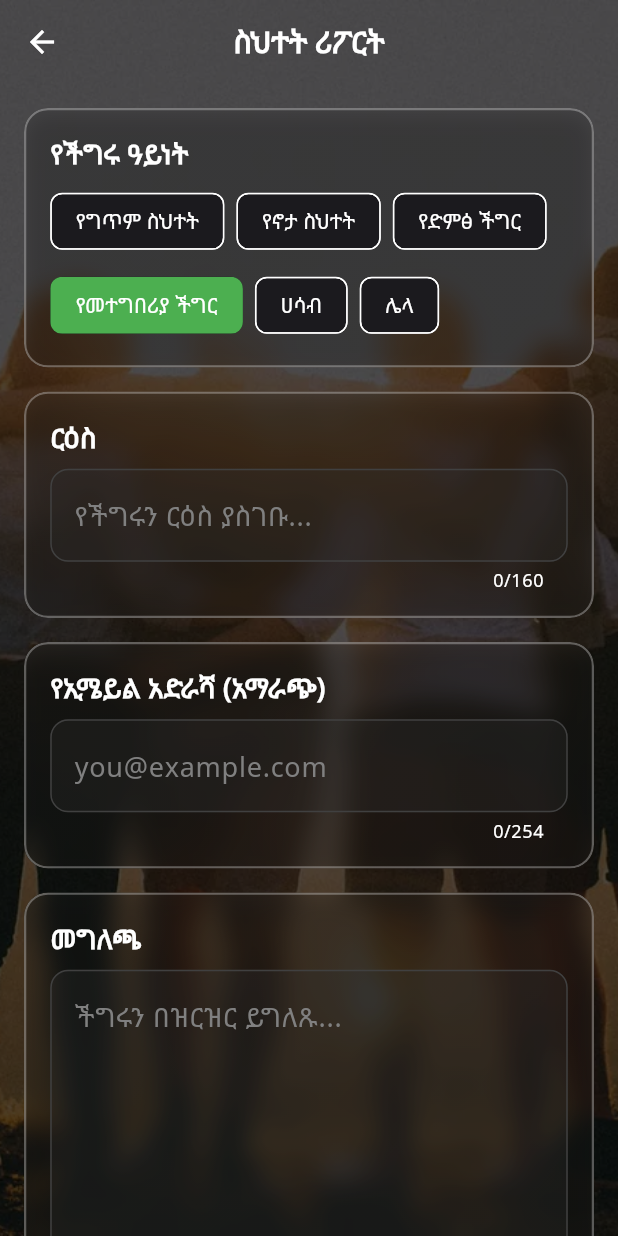
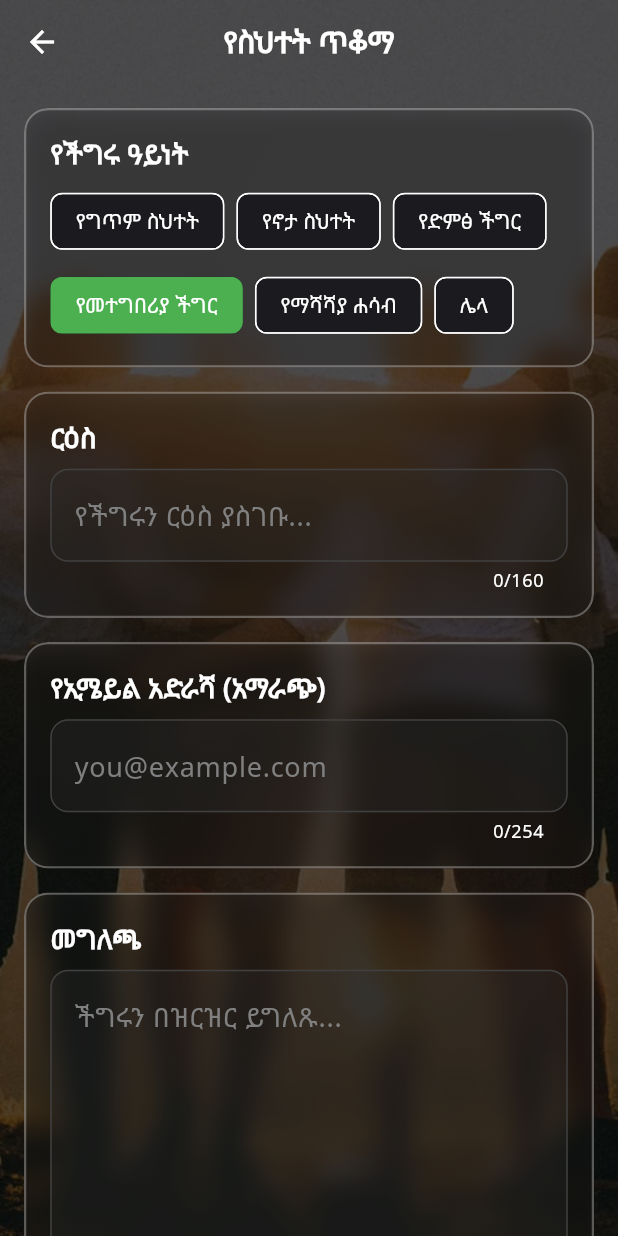
Before and after one commit to Nawey99/amharic_hymnal_app, a Flutter app: the ReportBugPage screen opened directly, on a phone screen of 412 x 824 dp. Run offline on Flutter 3.47's test engine with Material 3 defaults, Android fonts, the phone set to English and light mode, and no system bars; our stand-ins replace audio_service, dartz, equatable, flutter_bloc, flutter_secure_storage, get_it and 6 more; missing offline and left inert: audio_session; accounts and stored records are empty; network calls fail.

Commit message:
Say it in Amharic throughout the interface
Replaces the English strings left in the error screen, the search bar's
clear button, the sheet-music viewer and the report types, and reworks
several Amharic phrases that read awkwardly.

```diff
--- a/lib/core/l10n/app_localizations.dart
+++ b/lib/core/l10n/app_localizations.dart
@@ -32,17 +32,17 @@ class AppLocalizations {
 
   String get languageDescription => _localizedValue({
         'en': 'Select the language for hymns',
-        'am': 'ለመዝሙሮች ቋንቋ ይምረጡ',
+        'am': 'የመዝሙሮችን ቋንቋ ይምረጡ',
       });
 
   String get versionLabel => _localizedValue({
         'en': 'Version',
-        'am': 'ሥሪት',
+        'am': 'ስሪት',
       });
 
   String get versionDescription => _localizedValue({
         'en': 'Select hymnal version',
-        'am': 'የመዝሙር ሥሪት ይምረጡ',
+        'am': 'የመዝሙር ስሪት ይምረጡ',
       });
 
   String get fontSizeLabel => _localizedValue({
@@ -57,22 +57,22 @@ class AppLocalizations {
 
   String get backgroundImageDescription => _localizedValue({
         'en': 'Show background image in hymn view',
-        'am': 'በመዝሙር እይታ ውስጥ የጀርባ ምስል አሳይ',
+        'am': 'በመዝሙር ገጽ ላይ የጀርባ ምስል አሳይ',
       });
 
   String get keepScreenOnLabel => _localizedValue({
         'en': 'Keep Screen On',
-        'am': 'ማያ ማብራት',
+        'am': 'ማያ እንዳይጠፋ',
       });
 
   String get keepScreenOnDescription => _localizedValue({
         'en': 'Prevent screen from turning off',
-        'am': 'ማያ እንዳይጠፋ ይከለክላል',
+        'am': 'መዝሙር በሚነበብበት ጊዜ ማያ እንዳይጠፋ ያደርጋል',
       });
 
   String get developmentContributionLabel => _localizedValue({
         'en': 'Development & Contribution',
-        'am': 'ልማት እና አስተዋፅዖ',
+        'am': 'ማበልጸግ እና ተሳትፎ',
       });
 
   String get developmentContributionDescription => _localizedValue({
@@ -87,7 +87,7 @@ class AppLocalizations {
 
   String get donateDescription => _localizedValue({
         'en': 'Support the development of this app',
-        'am': 'የዚህን መተግበሪያ ልማት ድጋፍ ያድርጉ',
+        'am': 'የዚህን መተግበሪያ እድገት ይደግፉ',
       });
 
   String get contentSection => _localizedValue({
@@ -97,7 +97,7 @@ class AppLocalizations {
 
   String get displaySection => _localizedValue({
         'en': 'Display',
-        'am': 'አሳያ',
+        'am': 'ማሳያ',
       });
 
   String get generalSection => _localizedValue({
@@ -130,7 +130,7 @@ class AppLocalizations {
   // Hymn Detail Page
   String get sheetMusic => _localizedValue({
         'en': 'Sheet Music',
-        'am': 'የሙዚቃ ወረቀት',
+        'am': 'የሙዚቃ ኖታ',
       });
 
   String get audioPlayer => _localizedValue({
@@ -140,17 +140,17 @@ class AppLocalizations {
 
   String get audioPlayerComingSoon => _localizedValue({
         'en': 'Audio player feature coming soon',
-        'am': 'የድምፅ ማጫወቻ ባህሪ በቅርቡ ይመጣል',
+        'am': 'የድምፅ ማጫወቻ አገልግሎት በቅርቡ ይቀርባል',
       });
 
   String get lyricsCopied => _localizedValue({
         'en': 'Lyrics copied to clipboard!',
-        'am': 'የመዝሙር ግጥሞች ወደ ደብተር ተገልብጠዋል!',
+        'am': 'የመዝሙሩ ግጥም ተቀድቷል!',
       });
 
   String get sheetMusicComingSoon => _localizedValue({
         'en': 'Sheet music viewer\n(Coming soon)',
-        'am': 'የሙዚቃ ወረቀት አሳያ\n(በቅርቡ ይመጣል)',
+        'am': 'የኖታ ማሳያ\n(በቅርቡ ይቀርባል)',
       });
 
   // Common messages
@@ -161,17 +161,17 @@ class AppLocalizations {
 
   String get noFavoritesYet => _localizedValue({
         'en': 'No favorites yet',
-        'am': 'እስካሁን ምንም ተወዳጆች የሉም',
+        'am': 'እስካሁን ምንም የተመረጠ ተወዳጅ መዝሙር የለም',
       });
 
   String get noFavoritesFound => _localizedValue({
         'en': 'No favorites found',
-        'am': 'ምንም ተወዳጆች አልተገኙም',
+        'am': 'ምንም ተወዳጅ መዝሙር አልተገኘም',
       });
 
   String get addToFavoritesHint => _localizedValue({
         'en': 'Tap the heart icon on any hymn to add it to favorites',
-        'am': 'ማንኛውንም መዝሙር ወደ ተወዳጆች ለመጨመር የልብ አዶውን ይንኩ',
+        'am': 'ማንኛውንም መዝሙር ወደ ተወዳጅ መዝሙሮች ለመጨመር የልብ ምልክቱን ይንኩ',
       });
 
   // Number Search Page
@@ -189,7 +189,7 @@ class AppLocalizations {
   // Support Page
   String get copiedToClipboard => _localizedValue({
         'en': 'copied to clipboard',
-        'am': 'ወደ ደብተር ተገልብጧል',
+        'am': 'ተቀድቷል',
       });
 
   // Feedback Page
@@ -200,7 +200,7 @@ class AppLocalizations {
 
   String get feedbackCopied => _localizedValue({
         'en': 'Feedback copied to clipboard. Thank you!',
-        'am': 'አስተያየት ወደ ደብተር ተገልብጧል። አመሰግናለሁ!',
+        'am': 'አስተያየትዎ ተቀድቷል። እናመሰግናለን!',
       });
 
   String get history => _localizedValue({
@@ -210,12 +210,12 @@ class AppLocalizations {
 
   String get reportBug => _localizedValue({
         'en': 'Report Bug',
-        'am': 'ስህተት ሪፖርት',
+        'am': 'የስህተት ጥቆማ',
       });
 
   String get errorSharing => _localizedValue({
         'en': 'Error sharing',
-        'am': 'ስህተት በማጋራት',
+        'am': 'በማጋራት ላይ ስህተት ተከስቷል',
       });
 
   String get error => _localizedValue({
--- a/lib/core/widgets/error_widget.dart
+++ b/lib/core/widgets/error_widget.dart
@@ -60,7 +60,7 @@ class AppErrorWidget extends StatelessWidget {
                       ),
                       const SizedBox(height: 16),
                       const Text(
-                        'Oops! Something went wrong',
+                        'ይቅርታ! የሆነ ችግር ተከስቷል',
                         style: TextStyle(
                           color: AppColors.primaryText,
                           fontSize: 20,
@@ -92,7 +92,7 @@ class AppErrorWidget extends StatelessWidget {
                             ),
                           ),
                           child: const Text(
-                            'Retry',
+                            'እንደገና ይሞክሩ',
                             style: TextStyle(
                               fontFamily: 'NotoSansEthiopic',
                               fontWeight: FontWeight.bold,
--- a/lib/core/widgets/search_bar.dart
+++ b/lib/core/widgets/search_bar.dart
@@ -117,7 +117,7 @@ class AppSearchBar extends StatelessWidget {
               controller.clear();
               onClear?.call();
             },
-            tooltip: 'Clear search',
+            tooltip: 'ፍለጋውን አጽዳ',
             padding: EdgeInsets.zero,
             constraints: const BoxConstraints(
               minWidth: 48,
--- a/lib/features/hymns/presentation/pages/sheet_music_viewer_page.dart
+++ b/lib/features/hymns/presentation/pages/sheet_music_viewer_page.dart
@@ -231,7 +231,7 @@ class _SheetMusicViewerPageState extends State<SheetMusicViewerPage>
       ..showSnackBar(
         const SnackBar(
           content: Text(
-            'Screenshots of sheet music are not permitted.',
+            'የኖታ ምስል ማንሳት (ስክሪንሽት) አይፈቀድም።',
             style: TextStyle(color: AppColors.primaryText),
           ),
           backgroundColor: Color(0xFFB3261E),
--- a/lib/features/settings/domain/repositories/bug_report_repository.dart
+++ b/lib/features/settings/domain/repositories/bug_report_repository.dart
@@ -5,7 +5,7 @@ enum ReportType {
   sheetMusic('SHEET_MUSIC', 'የኖታ ስህተት'),
   audio('AUDIO', 'የድምፅ ችግር'),
   appBug('APP_BUG', 'የመተግበሪያ ችግር'),
-  suggestion('SUGGESTION', 'ሀሳብ'),
+  suggestion('SUGGESTION', 'የማሻሻያ ሐሳብ'),
   other('OTHER', 'ሌላ');
 
   const ReportType(this.apiValue, this.label);
```
Also changed, not shown: lib/features/hymns/presentation/models/onboarding_content.dart (+18 -16 lines).
